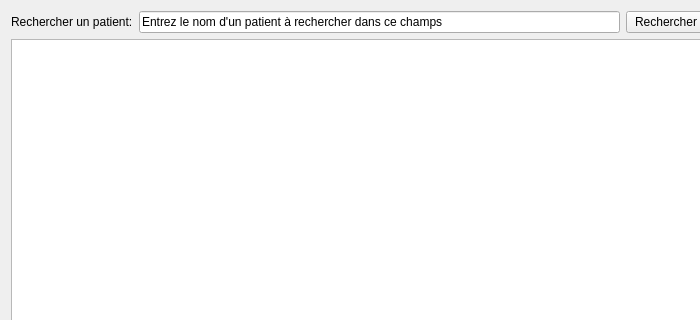
First picture: the form in UserInterface/ui_Files/SelectPatientScreen.ui, repository GuillaumeMajstruk/softOsteo, before the edit; both pictures show x 0 to 700 and y 0 to 320 of the 831 by 628 pixel window.
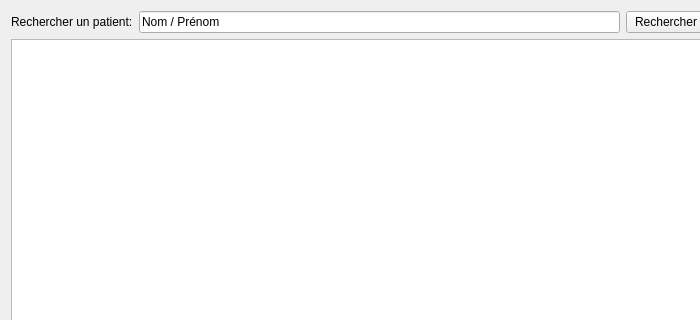
Second picture: the form after the edit.

Commit message:
Mises à jour Mai, création de l'objet patient pour les transactions dans les bases de données
Mises à jour Mai, création de l'objet patient pour les transactions dans
les bases de données

```diff
--- a/UserInterface/ui_Files/SelectPatientScreen.ui
+++ b/UserInterface/ui_Files/SelectPatientScreen.ui
@@ -28,7 +28,7 @@
        <item>
         <widget class="QLineEdit" name="searchPatient_LE">
          <property name="text">
-          <string>Entrez le nom d'un patient à rechercher dans ce champs</string>
+          <string>Nom / Prénom</string>
          </property>
         </widget>
        </item>
```
The commit also changes 43 other files.
